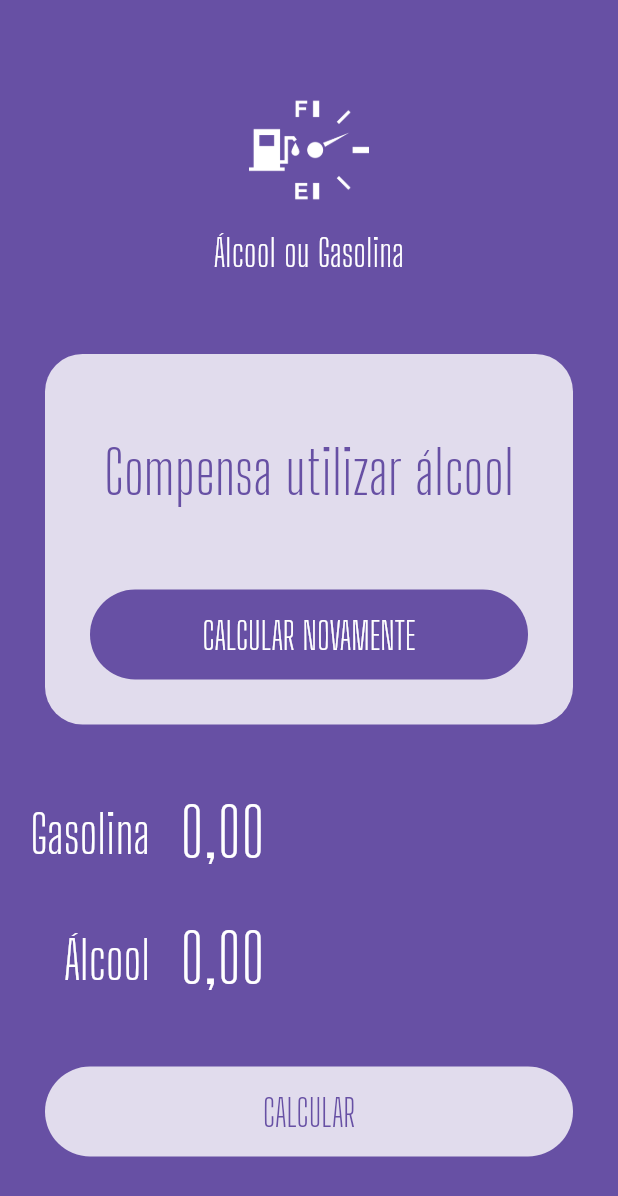
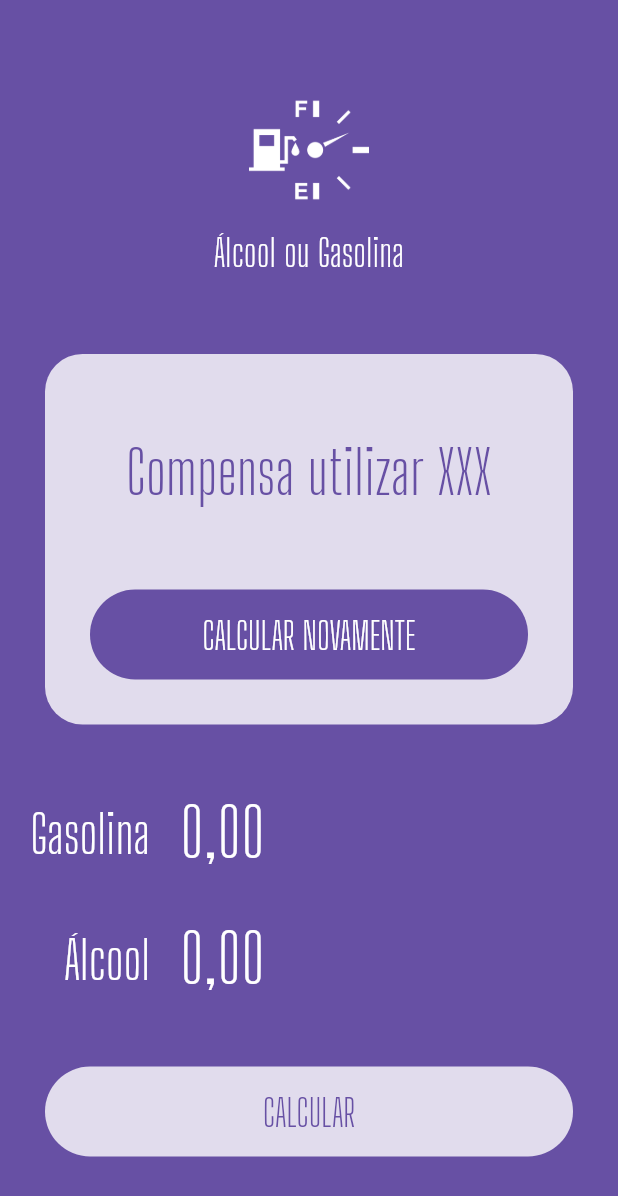
Before and after one commit to EduardTeixeira/flutter_aog, a Flutter app: the screen it shows after launch, on a phone screen of 412 x 824 dp. Shown: the top 1196 px of the screen. Run offline on Flutter 3.47's test engine with Material 3 defaults, Android fonts, the phone set to English and light mode, and no system bars; our stand-ins replace flutter_masked_text2.

Commit message:
success widget

```diff
--- a/lib/main.dart
+++ b/lib/main.dart
@@ -2,6 +2,7 @@ import 'package:flutter/material.dart';
 import 'package:flutter_aog/widgets/input.widget.dart';
 import 'package:flutter_aog/widgets/loading-button.widget.dart';
 import 'package:flutter_aog/widgets/logo.widget.dart';
+import 'package:flutter_aog/widgets/success.widget.dart';
 import 'package:flutter_masked_text2/flutter_masked_text2.dart';
 
 void main() {
@@ -38,41 +39,9 @@ class HomePage extends StatelessWidget {
       body: ListView(
         children: <Widget>[
           Logo(),
-          Container(
-            margin: EdgeInsets.all(30),
-            decoration: BoxDecoration(
-              color: Colors.white.withOpacity(
-                0.8,
-              ),
-              borderRadius: BorderRadius.circular(
-                25,
-              ),
-            ),
-            child: Column(
-              children: <Widget>[
-                SizedBox(
-                  height: 50,
-                ),
-                Text(
-                  "Compensa utilizar álcool",
-                  style: TextStyle(
-                    color: Theme.of(context).primaryColor,
-                    fontSize: 40,
-                    fontFamily: "Big Shoulders Display",
-                  ),
-                  textAlign: TextAlign.center,
-                ),
-                SizedBox(
-                  height: 20,
-                ),
-                LoadingButton(
-                  busy: false,
-                  func: () {},
-                  invert: true,
-                  text: "CALCULAR NOVAMENTE",
-                ),
-              ],
-            ),
+          Success(
+            result: "Compensa utilizar XXX",
+            reset: () {},
           ),
           Input(
             label: "Gasolina",
--- /dev/null
+++ b/lib/widgets/success.widget.dart
@@ -0,0 +1,54 @@
+import 'package:flutter/material.dart';
+import 'package:flutter_aog/widgets/loading-button.widget.dart';
+
+// ignore: must_be_immutable
+class Success extends StatelessWidget {
+  var result = "";
+  VoidCallback reset;
+
+  Success({
+    super.key,
+    required this.result,
+    required this.reset,
+  });
+
+  @override
+  Widget build(BuildContext context) {
+    return Container(
+      margin: EdgeInsets.all(30),
+      decoration: BoxDecoration(
+        color: Colors.white.withOpacity(
+          0.8,
+        ),
+        borderRadius: BorderRadius.circular(
+          25,
+        ),
+      ),
+      child: Column(
+        children: <Widget>[
+          SizedBox(
+            height: 50,
+          ),
+          Text(
+            result,
+            style: TextStyle(
+              color: Theme.of(context).primaryColor,
+              fontSize: 40,
+              fontFamily: "Big Shoulders Display",
+            ),
+            textAlign: TextAlign.center,
+          ),
+          SizedBox(
+            height: 20,
+          ),
+          LoadingButton(
+            busy: false,
+            func: reset,
+            invert: true,
+            text: "CALCULAR NOVAMENTE",
+          ),
+        ],
+      ),
+    );
+  }
+}
```
